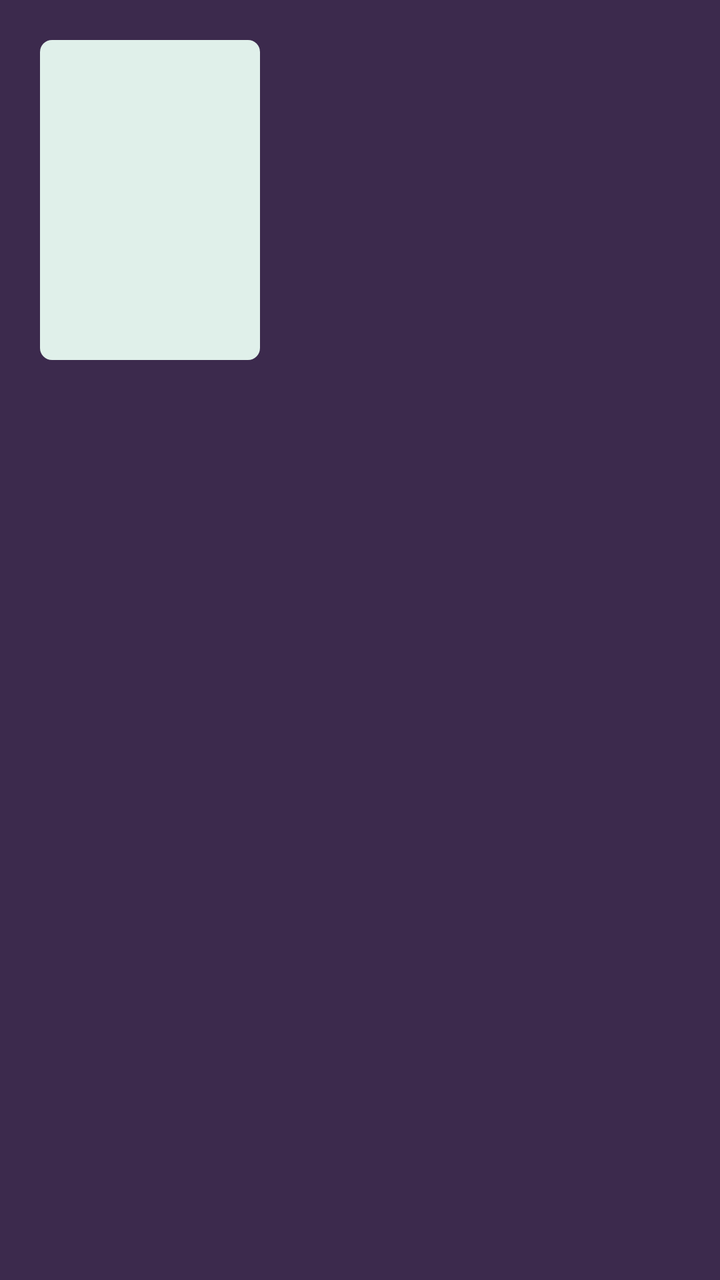
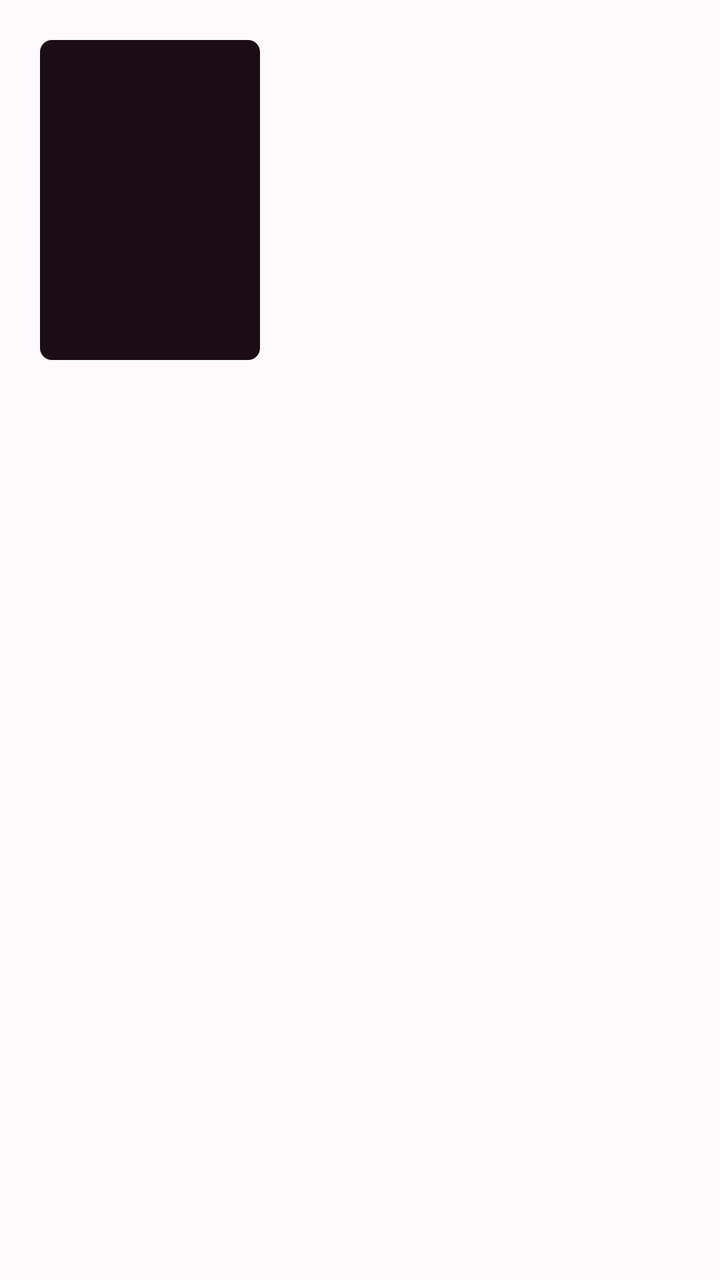

Before-and-after screenshots of an Android layout around one commit, followed by the original layout XML and the change that was made.
<!-- AndroidManifest.xml: application theme Theme.EpubReader -->
<!-- res/layout/dialog_book_details.xml -->
<?xml version="1.0" encoding="utf-8"?>
<LinearLayout xmlns:android="http://schemas.android.com/apk/res/android"
    android:layout_width="match_parent"
    android:layout_height="wrap_content"
    android:orientation="horizontal"
    android:padding="20dp">

    <ImageView
        android:id="@+id/cover"
        android:layout_width="110dp"
        android:layout_height="160dp"
        android:background="@drawable/cover_frame"
        android:contentDescription="@string/title_field"
        android:scaleType="centerCrop" />

    <ScrollView
        android:layout_width="0dp"
        android:layout_height="match_parent"
        android:layout_marginStart="16dp"
        android:layout_weight="1">

        <LinearLayout
            android:layout_width="match_parent"
            android:layout_height="wrap_content"
            android:orientation="vertical">

            <TextView
                android:id="@+id/title"
                android:layout_width="match_parent"
                android:layout_height="wrap_content"
                android:textColor="@color/palette_mint"
                android:textSize="18sp"
                android:textStyle="bold" />

            <TextView
                android:id="@+id/author"
                android:layout_width="match_parent"
                android:layout_height="wrap_content"
                android:layout_marginTop="2dp"
                android:textColor="@color/accent"
                android:textSize="14sp" />

            <TextView
                android:id="@+id/series"
                android:layout_width="match_parent"
                android:layout_height="wrap_content"
                android:layout_marginTop="6dp"
                android:textColor="@color/palette_slate"
                android:textSize="12sp"
                android:visibility="gone" />

            <TextView
                android:id="@+id/meta"
                android:layout_width="match_parent"
                android:layout_height="wrap_content"
                android:layout_marginTop="8dp"
                android:textColor="@color/palette_slate"
                android:textSize="12sp" />

            <TextView
                android:id="@+id/description"
                android:layout_width="match_parent"
                android:layout_height="wrap_content"
                android:layout_marginTop="10dp"
                android:textColor="@color/palette_slate"
                android:textSize="13sp" />
        </LinearLayout>
    </ScrollView>
</LinearLayout>
<!-- resources referenced by this layout -->
<resources>
  <color name="accent">@color/palette_plum</color>
  <color name="palette_mint">#E0F0EA</color>
  <color name="palette_slate">#95ADBE</color>
  <!-- drawable cover_frame (drawable) -->
  <?xml version="1.0" encoding="utf-8"?>
  <shape xmlns:android="http://schemas.android.com/apk/res/android" android:shape="rectangle">
      <solid android:color="@color/cover_placeholder" />
      <corners android:radius="6dp" />
  </shape>
  <string name="title_field">Title</string>
  <style name="Theme.EpubReader" parent="Theme.MaterialComponents.DayNight.NoActionBar">
          <item name="android:windowBackground">@color/dark_bg</item>
          <item name="android:statusBarColor">@color/black</item>
          <item name="android:navigationBarColor">@color/black</item>
          <item name="android:windowLightStatusBar">false</item>
          <item name="android:windowLightNavigationBar" tools:targetApi="o_mr1">false</item>
          <item name="colorPrimary">@color/accent</item>
          <item name="colorPrimaryVariant">@color/accent_dark</item>
          <item name="colorOnPrimary">@color/white</item>
          <item name="colorSecondary">@color/secondary</item>
          <item name="colorOnSecondary">@color/white</item>
          <item name="android:colorBackground">@color/dark_bg</item>
          <item name="colorSurface">@color/dark_surface</item>
          <item name="colorOnSurface">@color/dark_text</item>
          <item name="android:textColorPrimary">@color/dark_text</item>
          <item name="android:textColorSecondary">@color/dark_text_muted</item>
          <item name="colorControlNormal">@color/white</item>
          <item name="toolbarStyle">@style/Widget.EpubReader.Toolbar</item>
          <item name="drawerArrowStyle">@style/Widget.EpubReader.DrawerArrowToggle</item>
      </style>
  <color name="palette_plum">#503A65</color>
  <color name="cover_placeholder">@color/palette_mint</color>
  <color name="dark_bg">@color/palette_eggplant</color>
  <color name="black">#000000</color>
  <color name="accent_dark">@color/palette_purple</color>
  <color name="white">#FFFFFF</color>
  <color name="secondary">@color/palette_slate</color>
  <color name="dark_surface">@color/palette_plum</color>
  <color name="dark_text">@color/palette_mint</color>
  <color name="dark_text_muted">@color/palette_slate</color>
  <style name="Widget.EpubReader.Toolbar" parent="Widget.MaterialComponents.Toolbar">
          <item name="titleTextColor">?android:textColorPrimary</item>
          <item name="subtitleTextColor">?android:textColorSecondary</item>
          <item name="navigationIconTint">?android:textColorPrimary</item>
          <item name="actionMenuTextColor">?android:textColorPrimary</item>
      </style>
  <style name="Widget.EpubReader.DrawerArrowToggle" parent="Widget.AppCompat.DrawerArrowToggle">
          <item name="color">?android:textColorPrimary</item>
      </style>
  <color name="palette_eggplant">#3C2A4D</color>
  <color name="palette_purple">#574F7D</color>
</resources>

<!-- the commit's change to res/layout/dialog_book_details.xml (unified diff, before → after) -->
@@ -37,7 +37,7 @@
                 android:layout_width="match_parent"
                 android:layout_height="wrap_content"
                 android:layout_marginTop="2dp"
-                android:textColor="@color/accent"
+                android:textColor="@color/palette_plum"
                 android:textSize="14sp" />
 
             <TextView
<!-- resource entries referenced after the edit -->
@@ -1,55 +1,56 @@
 <!-- resources referenced by this layout -->
 <resources>
-  <color name="accent">@color/palette_plum</color>
-  <color name="palette_mint">#E0F0EA</color>
-  <color name="palette_slate">#95ADBE</color>
+  <color name="palette_mint">@color/palette_china</color>
+  <color name="palette_slate">@color/palette_dusty_rose</color>
   <!-- drawable cover_frame (drawable) -->
   <?xml version="1.0" encoding="utf-8"?>
   <shape xmlns:android="http://schemas.android.com/apk/res/android" android:shape="rectangle">
-      <solid android:color="@color/cover_placeholder" />
+      <solid android:color="@color/palette_mint" />
       <corners android:radius="6dp" />
   </shape>
   <string name="title_field">Title</string>
   <style name="Theme.EpubReader" parent="Theme.MaterialComponents.DayNight.NoActionBar">
-          <item name="android:windowBackground">@color/dark_bg</item>
+          <item name="android:windowBackground">@color/palette_eggplant</item>
           <item name="android:statusBarColor">@color/black</item>
           <item name="android:navigationBarColor">@color/black</item>
           <item name="android:windowLightStatusBar">false</item>
           <item name="android:windowLightNavigationBar" tools:targetApi="o_mr1">false</item>
-          <item name="colorPrimary">@color/accent</item>
-          <item name="colorPrimaryVariant">@color/accent_dark</item>
+          <item name="android:windowNoTitle">true</item>
+          <item name="android:windowContentOverlay">@null</item>
+          <item name="android:enforceStatusBarContrast" tools:targetApi="q">false</item>
+          <item name="android:enforceNavigationBarContrast" tools:targetApi="q">false</item>
+          <item name="colorPrimary">@color/palette_plum</item>
+          <item name="colorPrimaryVariant">@color/palette_purple</item>
           <item name="colorOnPrimary">@color/white</item>
-          <item name="colorSecondary">@color/secondary</item>
+          <item name="colorSecondary">@color/palette_slate</item>
           <item name="colorOnSecondary">@color/white</item>
-          <item name="android:colorBackground">@color/dark_bg</item>
-          <item name="colorSurface">@color/dark_surface</item>
-          <item name="colorOnSurface">@color/dark_text</item>
-          <item name="android:textColorPrimary">@color/dark_text</item>
-          <item name="android:textColorSecondary">@color/dark_text_muted</item>
+          <item name="android:colorBackground">@color/palette_eggplant</item>
+          <item name="colorSurface">@color/palette_plum</item>
+          <item name="colorOnSurface">@color/palette_mint</item>
+          <item name="android:textColorPrimary">@color/palette_mint</item>
+          <item name="android:textColorSecondary">@color/palette_slate</item>
           <item name="colorControlNormal">@color/white</item>
           <item name="toolbarStyle">@style/Widget.EpubReader.Toolbar</item>
           <item name="drawerArrowStyle">@style/Widget.EpubReader.DrawerArrowToggle</item>
       </style>
-  <color name="palette_plum">#503A65</color>
-  <color name="cover_placeholder">@color/palette_mint</color>
-  <color name="dark_bg">@color/palette_eggplant</color>
-  <color name="black">#000000</color>
-  <color name="accent_dark">@color/palette_purple</color>
-  <color name="white">#FFFFFF</color>
-  <color name="secondary">@color/palette_slate</color>
-  <color name="dark_surface">@color/palette_plum</color>
-  <color name="dark_text">@color/palette_mint</color>
-  <color name="dark_text_muted">@color/palette_slate</color>
+  <color name="palette_china">#1c0c16</color>
+  <color name="palette_copper_rose">#daa6c7</color>
+  <color name="palette_dusty_rose">#4f213e</color>
+  <color name="palette_plum">@color/palette_copper_rose</color>
+  <color name="black">#FFFFFF</color>
+  <color name="white">#000000</color>
   <style name="Widget.EpubReader.Toolbar" parent="Widget.MaterialComponents.Toolbar">
-          <item name="titleTextColor">?android:textColorPrimary</item>
-          <item name="subtitleTextColor">?android:textColorSecondary</item>
-          <item name="navigationIconTint">?android:textColorPrimary</item>
-          <item name="actionMenuTextColor">?android:textColorPrimary</item>
+          <item name="titleTextColor">@color/palette_mint</item>
+          <item name="subtitleTextColor">@color/palette_slate</item>
+          <item name="navigationIconTint">@color/palette_mint</item>
+          <item name="actionMenuTextColor">@color/palette_mint</item>
       </style>
   <style name="Widget.EpubReader.DrawerArrowToggle" parent="Widget.AppCompat.DrawerArrowToggle">
-          <item name="color">?android:textColorPrimary</item>
+          <item name="color">@color/palette_mint</item>
       </style>
-  <color name="palette_eggplant">#3C2A4D</color>
-  <color name="palette_purple">#574F7D</color>
+  <color name="palette_plum_wine">#fdfafc</color>
+  <color name="palette_rose_water">#823666</color>
+  <color name="palette_eggplant">@color/palette_plum_wine</color>
+  <color name="palette_purple">@color/palette_rose_water</color>
 </resources>
 
